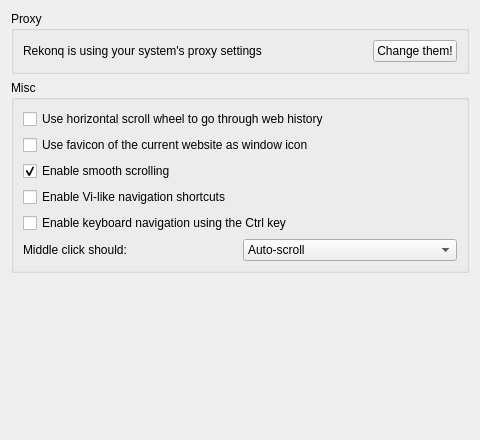
Before: the Qt Designer form src/settings/settings_advanced.ui in KDE/rekonq, drawn with Qt 5.
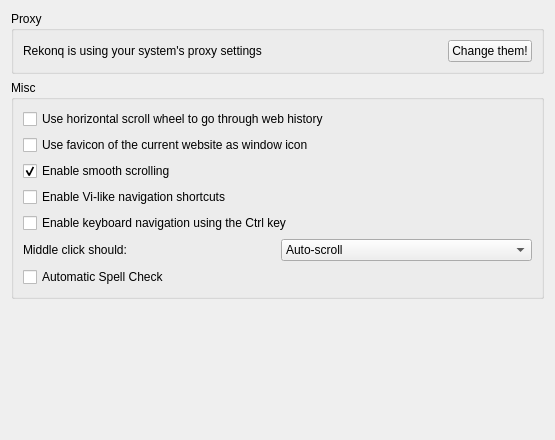
After: the same form once the commit is applied. Icons and pictures are not drawn.

Commit message:
Integrated spell checking
- inline spell highlighter. This requires WebKit 2.3 to work.

- Addition of a suggested replacement word list to the context menu,
  for the word right clicked on

- A standard modeless spell check dialog that works on the current
  editable text (or selection).
  Heavily cribbed from Dawit's work on kdewebkitpart.

The edit to the form file:
```diff
--- a/src/settings/settings_advanced.ui
+++ b/src/settings/settings_advanced.ui
@@ -6,7 +6,7 @@
    <rect>
     <x>0</x>
     <y>0</y>
-    <width>480</width>
+    <width>555</width>
     <height>440</height>
    </rect>
   </property>
@@ -130,6 +130,13 @@
         </item>
        </layout>
       </item>
+      <item>
+       <widget class="QCheckBox" name="kcfg_automaticSpellChecking">
+        <property name="text">
+         <string>Automatic Spell Check</string>
+        </property>
+       </widget>
+      </item>
      </layout>
     </widget>
    </item>
```
Left out of the diff: 14 changed lines with no effect on the pictures. The commit also changes 7 other files.
